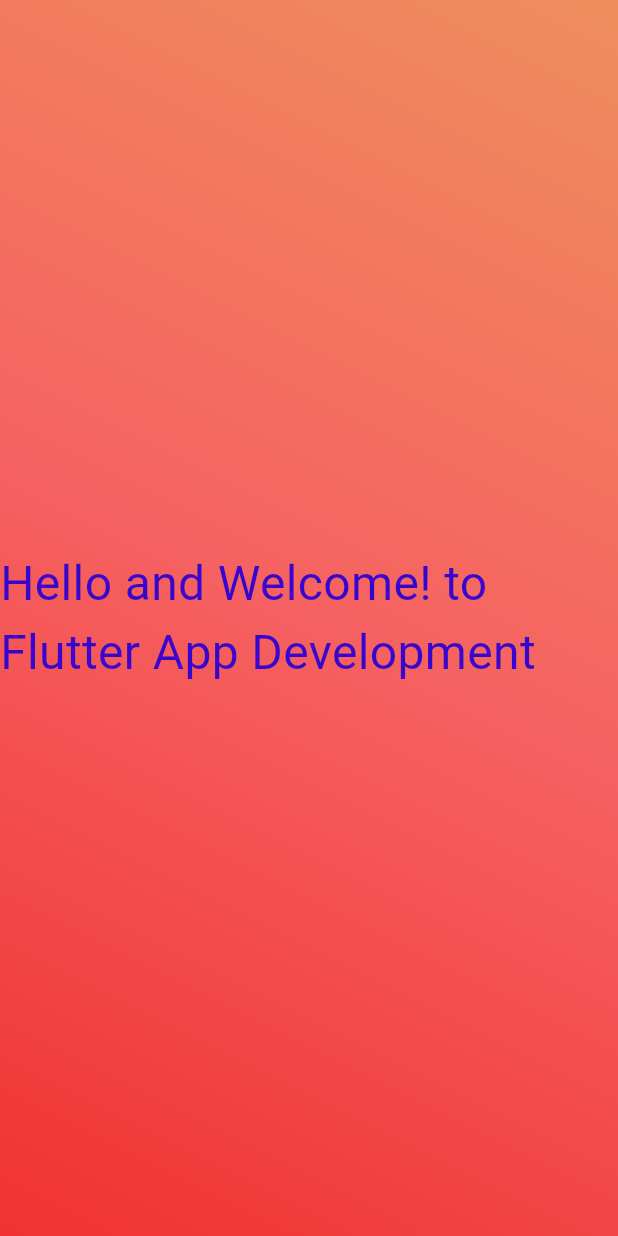
After one commit to FaheemAhmed5525/FlutterLearing-1, a Flutter app: the screen it shows after launch, on a phone screen of 412 x 824 dp. The commit adds this screen. Run offline on Flutter 3.47's test engine with Material 3 defaults, Android fonts, the phone set to English and light mode, and no system bars.

Commit message:
File imaport

```diff
--- /dev/null
+++ b/lib/gradient_container.dart
@@ -0,0 +1,30 @@
+
+import 'pakage:flutter/material.dart';
+
+class GradientContainer extends StatelessWidget {
+  const GradientContainer({super.key});
+
+
+  @override
+  Widget build(BuildContext context) {
+    return Container(
+      decoration: const BoxDecoration(
+          gradient: LinearGradient(
+        colors: [
+          Color.fromRGBO(239, 142, 93, 1),
+          Color.fromARGB(255, 246, 97, 97),
+          Color.fromRGBO(240, 50, 50, 1)
+        ],
+        begin: Alignment.topRight,
+        end: Alignment.bottomLeft,
+      )),
+      child: const Center(
+        child: Text("Hello and Welcome! to Flutter App Development",
+            style: TextStyle(
+              color: Color.fromARGB(255, 55, 5, 205),
+              fontSize: 32,
+            )),
+      ),
+    );
+  }
+}
```
Also changed, not shown: lib/main.dart (+3 -21 lines).
